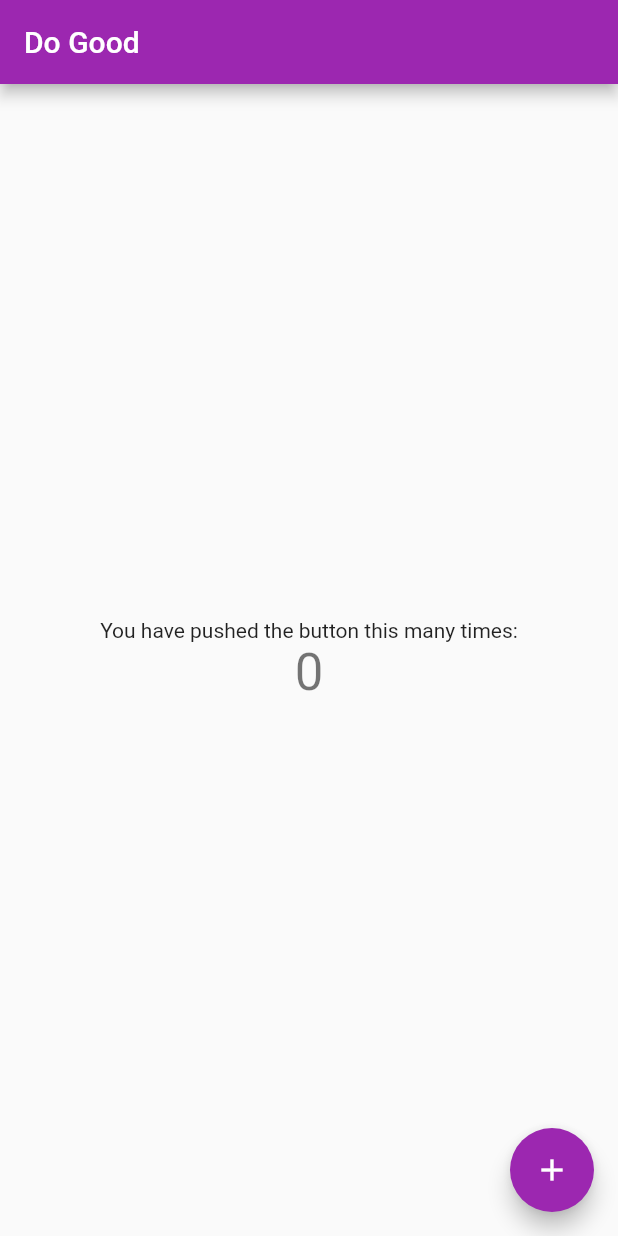
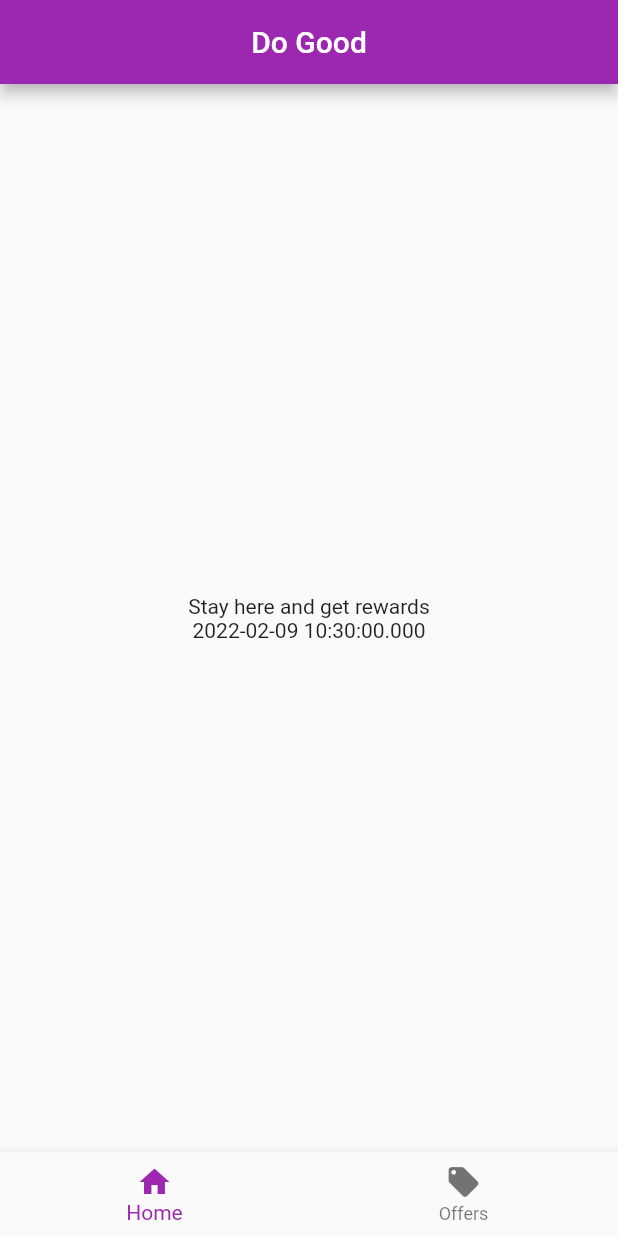
Before and after one commit to itsSRG/do_good_public, a Flutter app: the screen it shows after launch, on a phone screen of 412 x 824 dp. Run offline on Flutter 3.47's test engine with Material 2 defaults, Android fonts, the phone set to English and light mode, and no system bars.

Commit message:
before work in 9/2/22

```diff
--- a/lib/main.dart
+++ b/lib/main.dart
@@ -24,12 +24,13 @@ class MyHomePage extends StatefulWidget {
 }
 
 class _MyHomePageState extends State<MyHomePage> with WidgetsBindingObserver {
-  int _counter = 0;
-  void _incrementCounter() {
-    setState(() {
-      _counter++;
-    });
-  }
+  int _selectedIndex = 0;
+  String message = "Stay here and get rewards";
+  // void _incrementCounter() {
+  //   setState(() {
+  //     _counter++;
+  //   });
+  // }
 
   @override
   void initState() {
@@ -68,44 +69,70 @@ class _MyHomePageState extends State<MyHomePage> with WidgetsBindingObserver {
     super.didChangeAppLifecycleState(state);
     switch (state) {
       case AppLifecycleState.inactive:
-        print('appLifeCycleState inactive');
-        break;
+        {
+          print('appLifeCycleState inactive');
+          message = "Your time will now restart";
+          setState(() {});
+          break;
+        }
+
       case AppLifecycleState.resumed:
-        print('appLifeCycleState resumed');
-        break;
+        {
+          print('appLifeCycleState inactive');
+          message = "Your time will now restart";
+          setState(() {});
+          break;
+        }
       case AppLifecycleState.paused:
-        print('appLifeCycleState paused');
-        break;
+        {
+          print('appLifeCycleState inactive');
+          message = "Your time will now restart";
+          setState(() {});
+          break;
+        }
       case AppLifecycleState.detached:
-        print('appLifeCycleState detached');
-        break;
+        {
+          print('appLifeCycleState inactive');
+          message = "Your time will now restart";
+          setState(() {});
+          break;
+        }
     }
+  }
+
+  void _onItemTapped(int index) {
+    setState(() {
+      _selectedIndex = index;
+    });
   }
 
   @override
   Widget build(BuildContext context) {
     return Scaffold(
       appBar: AppBar(
-        title: Text('Do Good'),
+        title: Center(child: Text('Do Good')),
       ),
       body: Center(
         child: Column(
           mainAxisAlignment: MainAxisAlignment.center,
           children: <Widget>[
             Text(
-              'You have pushed the button this many times:',
+              '$message',
             ),
             Text(
-              '$_counter',
-              style: Theme.of(context).textTheme.headline4,
+              '${DateTime.now()}',
             ),
           ],
         ),
       ),
-      floatingActionButton: FloatingActionButton(
-        onPressed: _incrementCounter,
-        tooltip: 'Increment',
-        child: Icon(Icons.add),
+      bottomNavigationBar: BottomNavigationBar(
+        items: <BottomNavigationBarItem>[
+          BottomNavigationBarItem(icon: Icon(Icons.home), label: 'Home'),
+          BottomNavigationBarItem(
+              icon: Icon(Icons.local_offer), label: 'Offers')
+        ],
+        currentIndex: _selectedIndex,
+        onTap: _onItemTapped,
       ),
     );
   }
```
